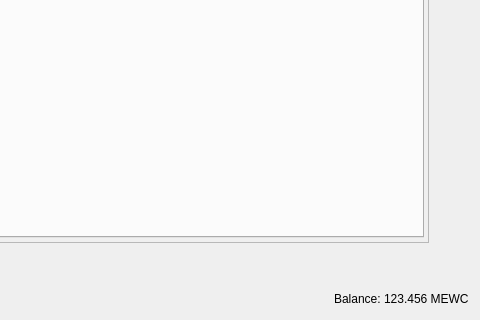
Above: src/qt/forms/restrictedassetsdialog.ui from Telestai-Project/telestai before the change; both pictures show x 688 to 1168 and y 680 to 1000 of the 1168 by 1000 pixel window. Below: the same form after it.
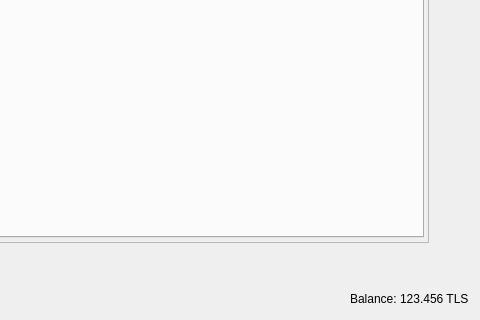
That is the form after the change.

Patch:
```diff
--- a/src/qt/forms/restrictedassetsdialog.ui
+++ b/src/qt/forms/restrictedassetsdialog.ui
@@ -281,7 +281,7 @@
         <cursorShape>IBeamCursor</cursorShape>
        </property>
        <property name="text">
-        <string notr="true">123.456 MEWC</string>
+        <string notr="true">123.456 TLS</string>
        </property>
        <property name="textInteractionFlags">
         <set>Qt::LinksAccessibleByMouse|Qt::TextSelectableByKeyboard|Qt::TextSelectableByMouse</set>
```
